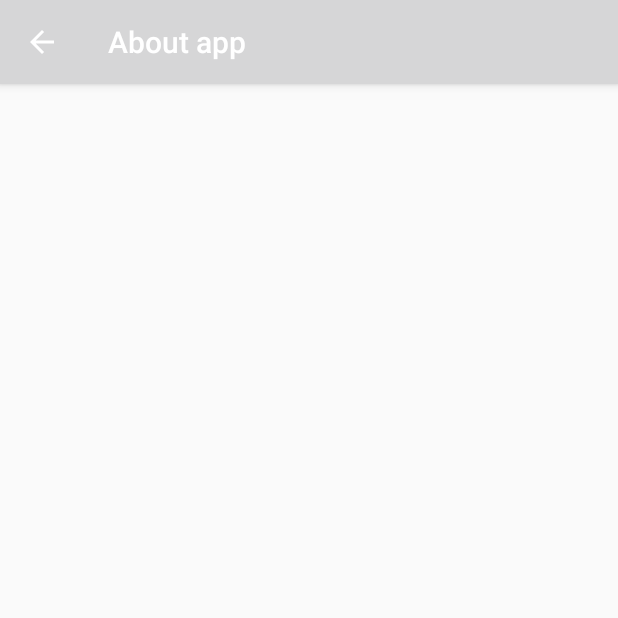
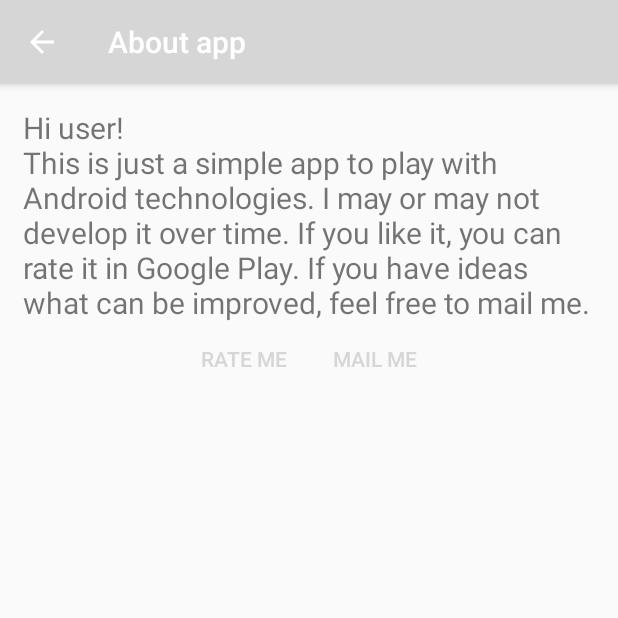
Before and after one commit to asvid/Counter, an Android app: the AppInfoActivity screen opened directly, with no data from a screen before it, on a phone screen of 412 x 824 dp, the top half of it. Run offline under Robolectric (Android 15) with nearby library versions, the phone set to English and light mode, and no system bars.

Commit message:
minor fixes

```diff
--- a/app/src/main/java/asvid/counter/modules/counter_details/CounterDetailsActivity.kt
+++ b/app/src/main/java/asvid/counter/modules/counter_details/CounterDetailsActivity.kt
@@ -116,6 +116,7 @@ class CounterDetailsActivity : AppCompatActivity(), OnOffsetChangedListener, OnM
         changeDate.text = PrettyTime().format(
             counterItem.changes[counterItem.changes.lastIndex].date)
         setImage()
+        setChart()
         changesList.adapter = ChangeHistoryAdapter(counterItem.changes.reversed(), this)
     }
 
--- a/app/src/main/res/layout/activity_app_info.xml
+++ b/app/src/main/res/layout/activity_app_info.xml
@@ -1,10 +1,39 @@
 <?xml version="1.0" encoding="utf-8"?>
-<android.support.constraint.ConstraintLayout xmlns:android="http://schemas.android.com/apk/res/android"
-                                             xmlns:app="http://schemas.android.com/apk/res-auto"
-                                             xmlns:tools="http://schemas.android.com/tools"
-                                             android:layout_width="match_parent"
-                                             android:layout_height="match_parent"
-                                             tools:context="asvid.counter.modules.app_info.AppInfoActivity"
+<LinearLayout xmlns:android="http://schemas.android.com/apk/res/android"
+              xmlns:tools="http://schemas.android.com/tools"
+              android:layout_width="match_parent"
+              android:layout_height="match_parent"
+              android:orientation="vertical"
+              android:padding="15dp"
+              android:gravity="center_horizontal"
+              tools:context="asvid.counter.modules.app_info.AppInfoActivity"
     >
-
-</android.support.constraint.ConstraintLayout>
+  <TextView
+      android:layout_width="match_parent"
+      android:layout_height="wrap_content"
+      android:textSize="20sp"
+      android:text="@string/about_text"
+      />
+  <LinearLayout
+      android:layout_width="wrap_content"
+      android:layout_height="wrap_content"
+      android:orientation="horizontal"
+      >
+    <Button
+        android:id="@+id/rateButton"
+        android:layout_width="wrap_content"
+        android:layout_height="wrap_content"
+        android:text="@string/rate_me"
+        android:textColor="@color/colorAccent"
+        style="@style/Widget.AppCompat.Button.Borderless"
+        />
+    <Button
+        android:id="@+id/mailButton"
+        android:layout_width="wrap_content"
+        android:layout_height="wrap_content"
+        android:text="@string/mail_me"
+        android:textColor="@color/colorAccent"
+        style="@style/Widget.AppCompat.Button.Borderless"
+        />
+  </LinearLayout>
+</LinearLayout>
--- a/app/src/main/res/values/strings.xml
+++ b/app/src/main/res/values/strings.xml
@@ -24,4 +24,8 @@
   <string name="edit">edit</string>
   <string name="widget_list">Widgets list</string>
   <string name="app_info">About app</string>
+  <string name="mail_me">mail me</string>
+  <string name="rate_me">rate me</string>
+  <string name="about_text">Hi user! \nThis is just a simple app to play with Android technologies. I may or may not develop it over time. If you like it, you can rate it in Google Play. If you have ideas what can be improved, feel free to mail me.</string>
+  <string name="email_text">I love your app, BUT: \n</string>
 </resources>
```
Also changed, not shown: app/src/main/java/asvid/counter/modules/app_info/AppInfoActivity.kt (+34 -0 lines), 1 other file.
